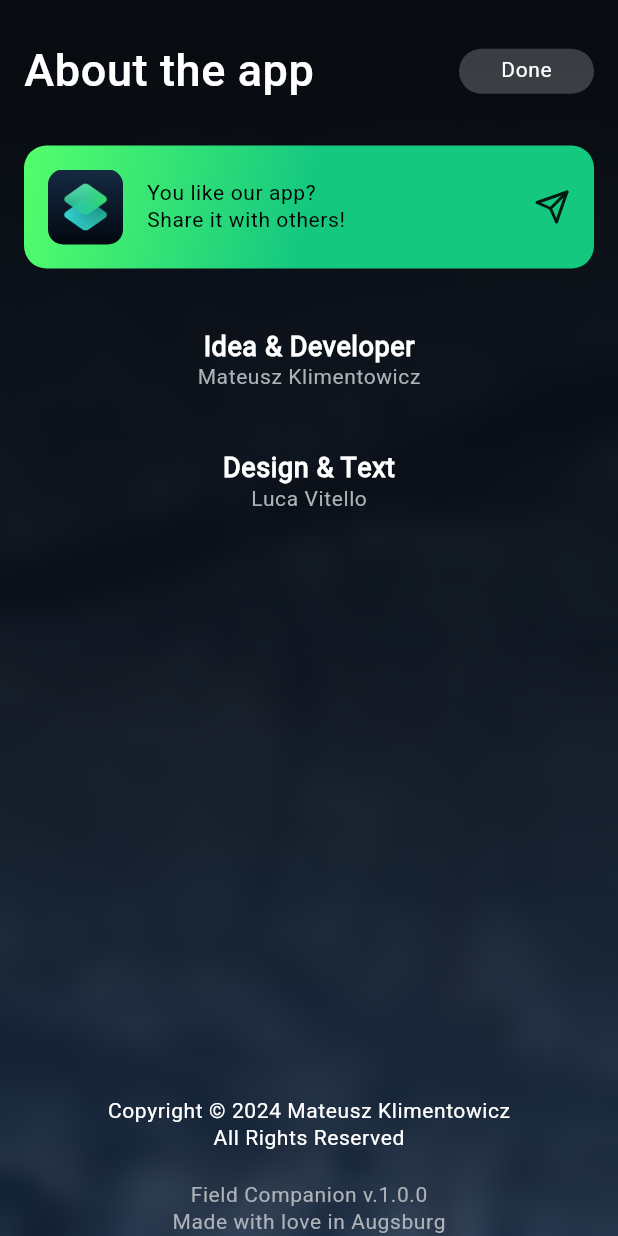
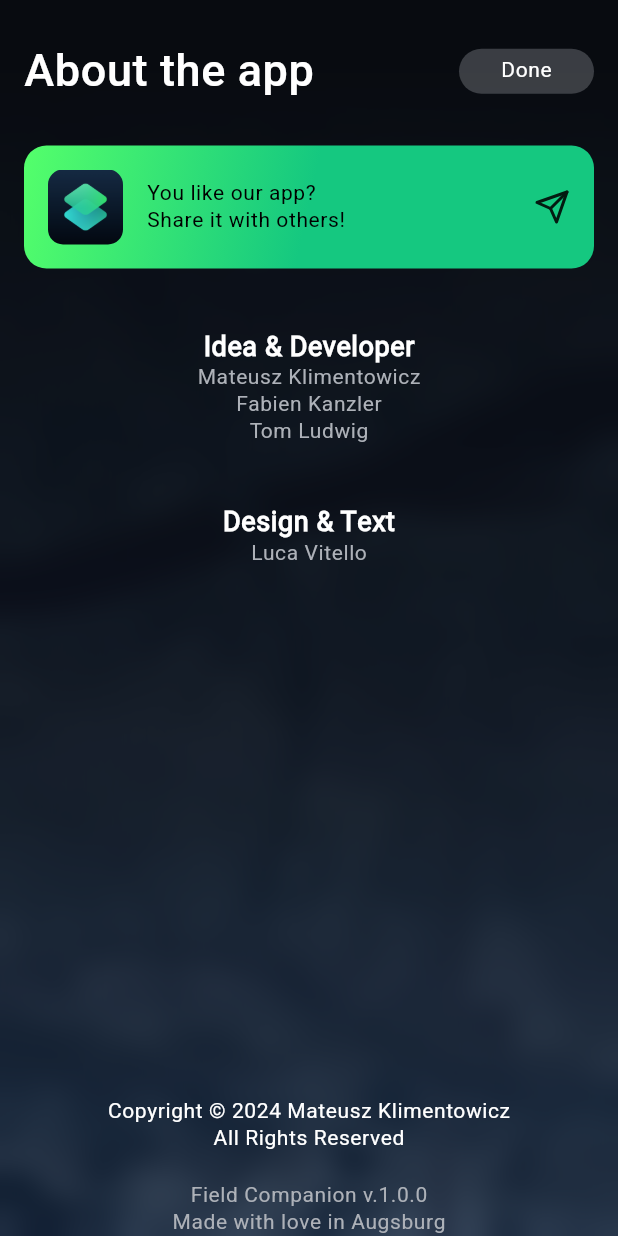
Before and after one commit to Directware/field-companion, a Flutter app: the AboutTheApp screen opened by its route, on a phone screen of 412 x 824 dp. Run offline on Flutter 3.47's test engine with Material 3 defaults, Android fonts, the phone set to English and light mode, and no system bars; our stand-ins replace easy_localization, file_picker, flutter_feather_icons, flutter_riverpod, flutter_svg, go_router and 9 more; missing offline and left inert: mapbox_maps_flutter, turf; accounts and stored records are empty; generated files the repository leaves out were written again.

Commit message:
Add contributors to AboutTheApp widget

```diff
--- a/lib/features/settings/presentation/widgets/about_the_app/about_the_app.dart
+++ b/lib/features/settings/presentation/widgets/about_the_app/about_the_app.dart
@@ -62,7 +62,7 @@ class AboutTheApp extends StatelessWidget {
                   ),
                   Contributor(
                     role: 'settings.appIdea'.tr(),
-                    names: const ['Mateusz Klimentowicz'],
+                    names: const ['Mateusz Klimentowicz', 'Fabien Kanzler', 'Tom Ludwig'],
                   ),
                   const SizedBox(
                     height: 40,
```
